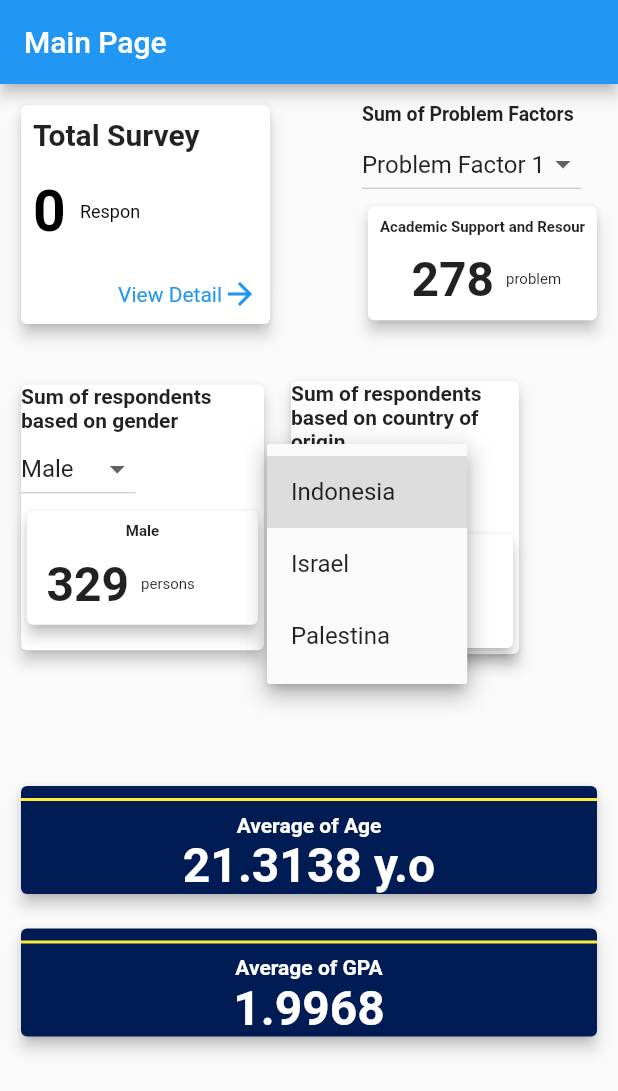
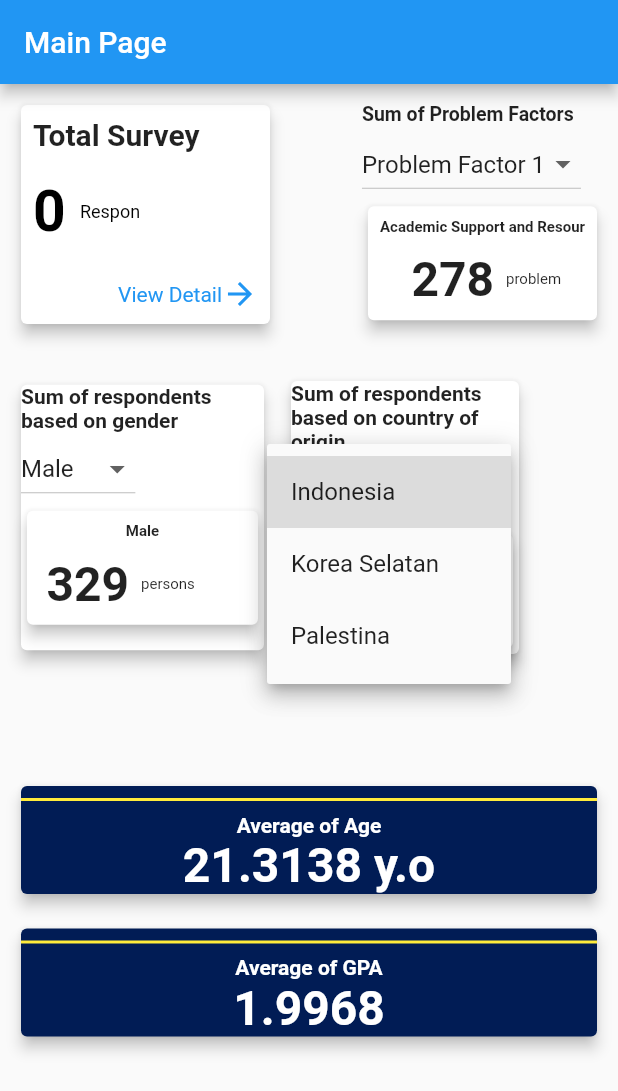
Before and after one commit to NafiatulFadlilah/repository_polinema_mobile_SIB3E-Kel5, a Flutter app: the screen it shows after launch, after a tap on "Indonesia", on a phone screen of 412 x 824 dp. Shown: the top 1091 px of the screen. Run offline on Flutter 3.47's test engine with Material 2 defaults, Android fonts, the phone set to English and light mode, and no system bars; our stand-ins replace flutter_dotenv; network calls fail.

Commit message:
update readme.md ss app

```diff
--- a/SurveyKomplainMahasiswaApp/flutter_survey_app/lib/pages/homepage.dart
+++ b/SurveyKomplainMahasiswaApp/flutter_survey_app/lib/pages/homepage.dart
@@ -322,7 +322,7 @@ class _MyAppState extends State<MyApp> {
                                 selectedCountry = newValue!;
                               });
                             },
-                            items: <String>['Indonesia', 'Israel', 'Palestina']
+                            items: <String>['Indonesia', 'Korea Selatan', 'Palestina']
                                 .map((String value) {
                               return DropdownMenuItem<String>(
                                 value: value,
```
Also changed, not shown: 1 other file.
